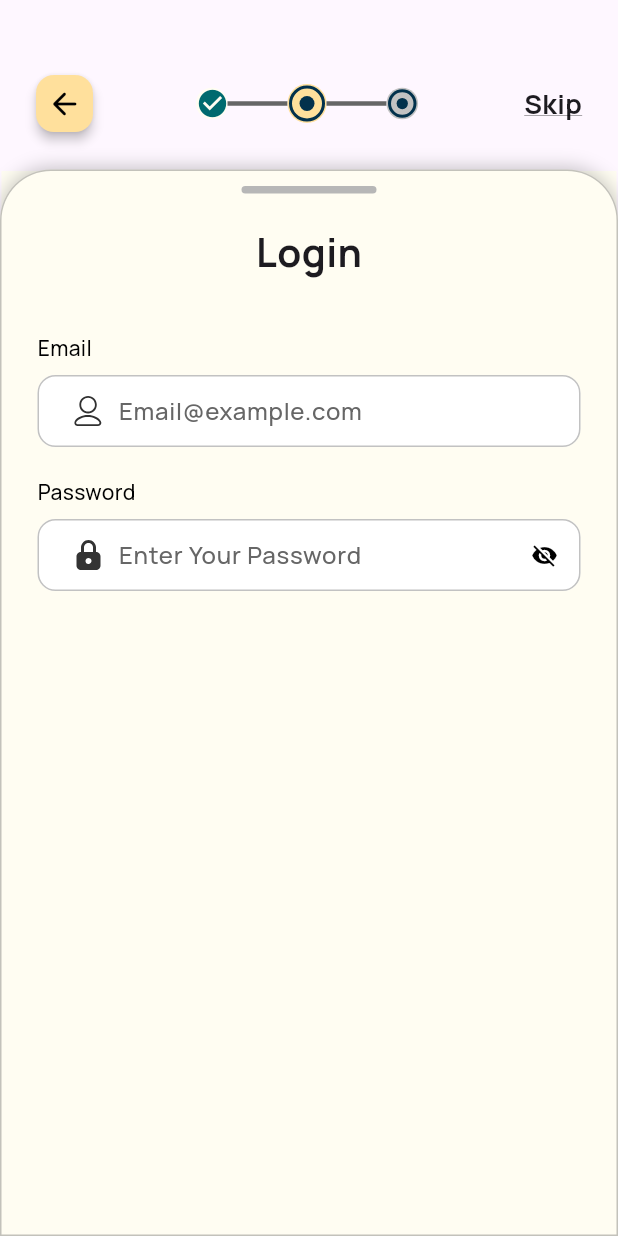
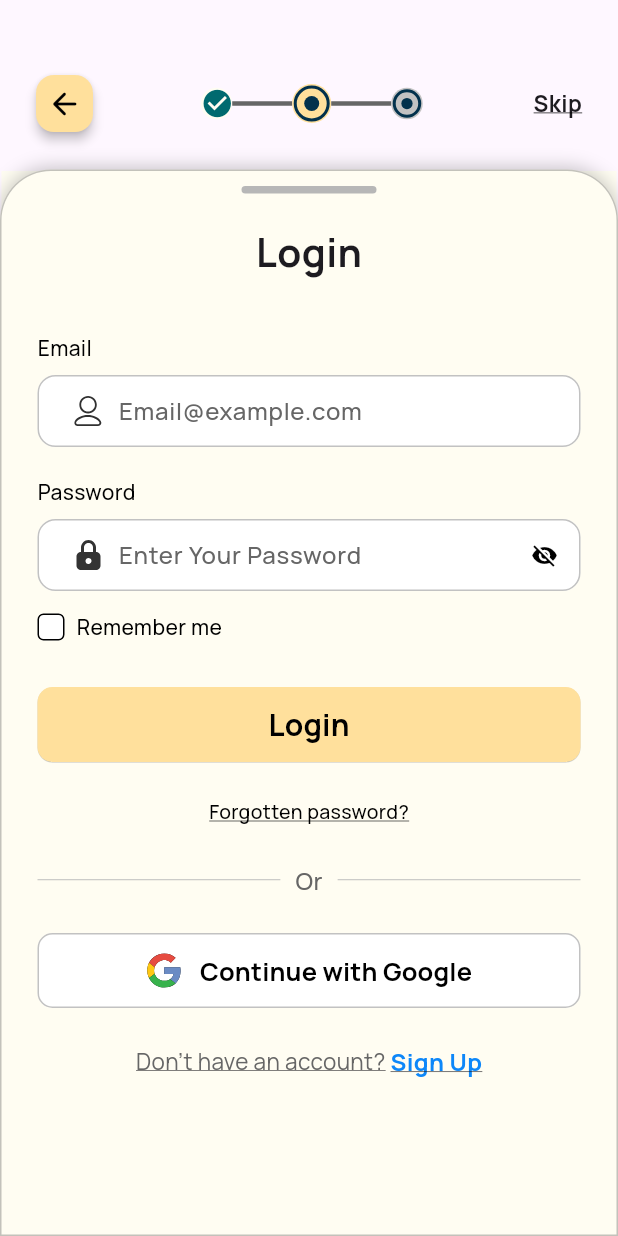
Before and after one commit to moayyad24/old_but_gold, a Flutter app: the screen it shows after launch, on a phone screen of 412 x 824 dp. Run offline on Flutter 3.47's test engine with Material 3 defaults, Android fonts, the phone set to English and light mode, and no system bars; our stand-ins replace flutter_svg.

Commit message:
finish login screen design

```diff
--- a/lib/core/theme/app_colors.dart
+++ b/lib/core/theme/app_colors.dart
@@ -4,6 +4,7 @@ class AppColors {
   static const Color black = Color(0xFF000000);
   static const Color whiteFFFFFF = Color(0xFFFFFFFF);
   static const Color whiteFFFDF2 = Color(0xFFFFFDF2);
+  static const Color blue0D87F9 = Color(0xFF0D87F9);
   static const Color greyC2C2C2 = Color(0xFFC2C2C2);
   static const Color greyB7B7B7 = Color(0xFFB7B7B7);
   static const Color green006A6F = Color(0xFF006A6F);
--- a/lib/features/auth/ui/login_screen.dart
+++ b/lib/features/auth/ui/login_screen.dart
@@ -1,9 +1,16 @@
 import 'package:flutter/material.dart';
+import 'package:old_but_gold/core/theme/app_colors.dart';
 import 'package:old_but_gold/core/widgets/drag_handle.dart';
 import 'package:old_but_gold/features/auth/ui/widgets/auth_app_bar.dart';
+import 'package:old_but_gold/features/auth/ui/widgets/auth_button.dart';
 import 'package:old_but_gold/features/auth/ui/widgets/auth_field.dart';
 import 'package:old_but_gold/features/auth/ui/widgets/content_area.dart';
 import 'package:old_but_gold/features/auth/ui/widgets/custom_stepper.dart';
+import 'package:old_but_gold/features/auth/ui/widgets/forget_password_text.dart';
+import 'package:old_but_gold/features/auth/ui/widgets/google_auth_button.dart';
+import 'package:old_but_gold/features/auth/ui/widgets/or_divider.dart';
+import 'package:old_but_gold/features/auth/ui/widgets/remember_me_checkbox.dart';
+import 'package:old_but_gold/features/auth/ui/widgets/sign_up_prompt.dart';
 
 class LoginScreen extends StatelessWidget {
   const LoginScreen({super.key});
@@ -24,11 +31,11 @@ class LoginScreen extends StatelessWidget {
               children: [
                 DragHandle(),
                 SizedBox(height: 20),
-                Text(
+                const Text(
                   'Login',
                   style: TextStyle(fontSize: 26, fontWeight: FontWeight.bold),
                 ),
-                SizedBox(height: 36),
+                const SizedBox(height: 36),
                 AuthField(
                   fieldTitle: 'Email',
                   hintText: 'Email@example.com',
@@ -38,7 +45,7 @@ class LoginScreen extends StatelessWidget {
                     return '';
                   },
                 ),
-                SizedBox(height: 20),
+                const SizedBox(height: 20),
                 AuthField(
                   fieldTitle: 'Password',
                   hintText: 'Enter Your Password',
@@ -49,6 +56,40 @@ class LoginScreen extends StatelessWidget {
                     return '';
                   },
                 ),
+                const SizedBox(height: 14),
+                Align(
+                  alignment: AlignmentDirectional.centerStart,
+                  child: RememberMeCheckbox(),
+                ),
+                const SizedBox(height: 30),
+                AuthButton(
+                  text: 'Login',
+                  onPressed: () {
+                    // Handle login logic
+                  },
+                  isLoading: false,
+                ),
+                const SizedBox(height: 24),
+                ForgotPasswordText(
+                  onTap: () {
+                    // Handle forgotten password flow
+                  },
+                ),
+                const SizedBox(height: 24),
+                OrDivider(),
+                const SizedBox(height: 24),
+                GoogleAuthButton(
+                  onPressed: () {
+                    // Handle Google sign in
+                  },
+                  isLoading: false,
+                ),
+                const SizedBox(height: 24),
+                SignUpPrompt(
+                  onSignUpPressed: () {
+                    // Navigate to sign up screen
+                  },
+                ),
               ],
             ),
           ),
--- a/lib/features/auth/ui/widgets/auth_app_bar.dart
+++ b/lib/features/auth/ui/widgets/auth_app_bar.dart
@@ -17,11 +17,11 @@ class AuthAppBar extends StatelessWidget {
           Text(
             'Skip',
             style: TextStyle(
-              fontSize: 18,
+              fontSize: 15,
               fontWeight: FontWeight.w700,
               decoration: TextDecoration.underline,
+              decorationThickness: 1.2,
               decorationColor: Colors.black,
-              decorationThickness: 0.5,
             ),
           ),
         ],
--- /dev/null
+++ b/lib/features/auth/ui/widgets/auth_button.dart
@@ -0,0 +1,62 @@
+import 'package:flutter/material.dart';
+import 'package:old_but_gold/core/theme/app_colors.dart';
+
+class AuthButton extends StatelessWidget {
+  final String text;
+  final VoidCallback onPressed;
+  final bool isLoading;
+
+  final double? width;
+  final double height;
+  final EdgeInsetsGeometry? padding;
+
+  const AuthButton({
+    super.key,
+    required this.text,
+    required this.onPressed,
+    this.isLoading = false,
+    this.width,
+    this.height = 50.0,
+    this.padding,
+  });
+
+  @override
+  Widget build(BuildContext context) {
+    return SizedBox(
+      width: width ?? double.infinity,
+      height: height,
+      child: ElevatedButton(
+        onPressed: isLoading ? null : onPressed,
+        style: ElevatedButton.styleFrom(
+          backgroundColor: AppColors.mainFFE09C,
+          foregroundColor: AppColors.black,
+          padding: padding ?? const EdgeInsets.symmetric(horizontal: 24),
+          shape: RoundedRectangleBorder(
+            borderRadius: BorderRadius.circular(10),
+          ),
+          elevation: 0.2,
+          shadowColor: AppColors.greyC2C2C2,
+        ),
+        child:
+            isLoading
+                ? const CircularProgressIndicator(
+                  color: Colors.white,
+                  strokeWidth: 2,
+                )
+                : Row(
+                  mainAxisAlignment: MainAxisAlignment.center,
+                  children: [
+                    Text(
+                      text,
+                      style: TextStyle(
+                        fontSize: 20,
+                        fontWeight: FontWeight.w700,
+                        color: AppColors.black,
+                      ),
+                    ),
+                  ],
+                ),
+      ),
+    );
+  }
+}
--- /dev/null
+++ b/lib/features/auth/ui/widgets/forget_password_text.dart
@@ -0,0 +1,27 @@
+import 'package:flutter/widgets.dart';
+import 'package:old_but_gold/core/theme/app_colors.dart';
+
+class ForgotPasswordText extends StatelessWidget {
+  final VoidCallback onTap;
+
+  const ForgotPasswordText({super.key, required this.onTap});
+
+  @override
+  Widget build(BuildContext context) {
+    return GestureDetector(
+      onTap: onTap,
+      child: Text(
+        'Forgotten password?',
+        style: TextStyle(
+          fontSize: 13,
+          color: AppColors.black,
+          decoration: TextDecoration.underline,
+          decorationColor: AppColors.black,
+          decorationThickness: 1.2,
+          decorationStyle: TextDecorationStyle.solid,
+          fontWeight: FontWeight.w500,
+        ),
+      ),
+    );
+  }
+}
--- /dev/null
+++ b/lib/features/auth/ui/widgets/google_auth_button.dart
@@ -0,0 +1,59 @@
+import 'package:flutter/material.dart';
+import 'package:flutter_svg/flutter_svg.dart';
+import 'package:old_but_gold/core/theme/app_colors.dart';
+
+class GoogleAuthButton extends StatelessWidget {
+  final VoidCallback onPressed;
+  final bool isLoading;
+
+  const GoogleAuthButton({
+    super.key,
+    required this.onPressed,
+    this.isLoading = false,
+  });
+
+  @override
+  Widget build(BuildContext context) {
+    return SizedBox(
+      height: 50,
+      child: OutlinedButton(
+        onPressed: isLoading ? null : onPressed,
+        style: OutlinedButton.styleFrom(
+          backgroundColor: AppColors.whiteFFFFFF,
+          foregroundColor: AppColors.black,
+          padding: const EdgeInsets.symmetric(horizontal: 24),
+          shape: RoundedRectangleBorder(
+            borderRadius: BorderRadius.circular(10),
+          ),
+          side: BorderSide(color: AppColors.greyC2C2C2, width: 1.0),
+          elevation: 0,
+        ),
+        child:
+            isLoading
+                ? const CircularProgressIndicator(
+                  color: Colors.blue, // Google blue color
+                  strokeWidth: 2,
+                )
+                : Row(
+                  mainAxisAlignment: MainAxisAlignment.center,
+                  children: [
+                    SvgPicture.asset(
+                      'assets/icons/google.svg', // Your Google icon path
+                      width: 24,
+                      height: 24,
+                    ),
+                    const SizedBox(width: 12),
+                    Text(
+                      'Continue with Google',
+                      style: TextStyle(
+                        fontSize: 17,
+                        fontWeight: FontWeight.w600,
+                        color: AppColors.black,
+                      ),
+                    ),
+                  ],
+                ),
+      ),
+    );
+  }
+}
--- /dev/null
+++ b/lib/features/auth/ui/widgets/or_divider.dart
@@ -0,0 +1,27 @@
+import 'package:flutter/material.dart';
+import 'package:old_but_gold/core/theme/app_colors.dart';
+
+class OrDivider extends StatelessWidget {
+  const OrDivider({super.key});
+
+  @override
+  Widget build(BuildContext context) {
+    return Row(
+      children: [
+        Expanded(child: Divider(color: AppColors.greyB7B7B7, thickness: 0.6)),
+        Padding(
+          padding: EdgeInsets.symmetric(horizontal: 10),
+          child: Text(
+            'Or',
+            style: TextStyle(
+              color: AppColors.darkGrey666666,
+              fontSize: 16,
+              fontWeight: FontWeight.w500,
+            ),
+          ),
+        ),
+        Expanded(child: Divider(color: AppColors.greyB7B7B7, thickness: 0.6)),
+      ],
+    );
+  }
+}
--- /dev/null
+++ b/lib/features/auth/ui/widgets/remember_me_checkbox.dart
@@ -0,0 +1,83 @@
+import 'package:flutter/material.dart';
+import 'package:old_but_gold/core/theme/app_colors.dart';
+
+class RememberMeCheckbox extends StatefulWidget {
+  final ValueChanged<bool>? onChanged;
+  final bool initialValue;
+
+  const RememberMeCheckbox({
+    super.key,
+    this.onChanged,
+    this.initialValue = false,
+  });
+
+  @override
+  State<RememberMeCheckbox> createState() => _RememberMeCheckboxState();
+}
+
+class _RememberMeCheckboxState extends State<RememberMeCheckbox> {
+  late bool _isChecked;
+
+  @override
+  void initState() {
+    super.initState();
+    _isChecked = widget.initialValue;
+  }
+
+  @override
+  Widget build(BuildContext context) {
+    return Row(
+      mainAxisSize: MainAxisSize.min,
+      mainAxisAlignment: MainAxisAlignment.start,
+      children: [
+        Padding(
+          padding: const EdgeInsetsDirectional.only(end: 8),
+          child: SizedBox(
+            width: 18,
+            height: 18,
+            child: Checkbox(
+              materialTapTargetSize: MaterialTapTargetSize.shrinkWrap,
+              visualDensity: VisualDensity.compact,
+              side: BorderSide(width: 1),
+              value: _isChecked,
+              onChanged: (bool? value) {
+                setState(() {
+                  _isChecked = value ?? false;
+                });
+                widget.onChanged?.call(_isChecked);
+              },
+              activeColor: Theme.of(context).primaryColor,
+              fillColor: WidgetStateProperty.resolveWith<Color>((
+                Set<WidgetState> states,
+              ) {
+                if (states.contains(WidgetState.selected)) {
+                  return AppColors.blue0D87F9;
+                }
+                return AppColors.whiteFFFFFF;
+              }),
+              shape: RoundedRectangleBorder(
+                borderRadius: BorderRadius.circular(4),
+              ),
+            ),
+          ),
+        ),
+        GestureDetector(
+          onTap: () {
+            setState(() {
+              _isChecked = !_isChecked;
+            });
+            widget.onChanged?.call(_isChecked);
+          },
+          child: Text(
+            'Remember me',
+            style: TextStyle(
+              fontSize: 14,
+              color: AppColors.black,
+              fontWeight: FontWeight.w500,
+            ),
+          ),
+        ),
+      ],
+    );
+  }
+}
--- /dev/null
+++ b/lib/features/auth/ui/widgets/sign_up_prompt.dart
@@ -0,0 +1,37 @@
+import 'package:flutter/material.dart';
+import 'package:old_but_gold/core/theme/app_colors.dart';
+
+class SignUpPrompt extends StatelessWidget {
+  final VoidCallback onSignUpPressed;
+
+  const SignUpPrompt({super.key, required this.onSignUpPressed});
+
+  @override
+  Widget build(BuildContext context) {
+    return Row(
+      mainAxisAlignment: MainAxisAlignment.center,
+      children: [
+        Text(
+          'Don\'t have an account? ',
+          style: TextStyle(
+            fontSize: 15,
+            color: AppColors.darkGrey666666,
+            decoration: TextDecoration.underline,
+          ),
+        ),
+        GestureDetector(
+          onTap: onSignUpPressed,
+          child: Text(
+            'Sign Up',
+            style: TextStyle(
+              fontSize: 16,
+              color: AppColors.blue0D87F9,
+              fontWeight: FontWeight.w700,
+              decoration: TextDecoration.underline,
+            ),
+          ),
+        ),
+      ],
+    );
+  }
+}
```
Also changed, not shown: assets/icons/google.svg (added).
